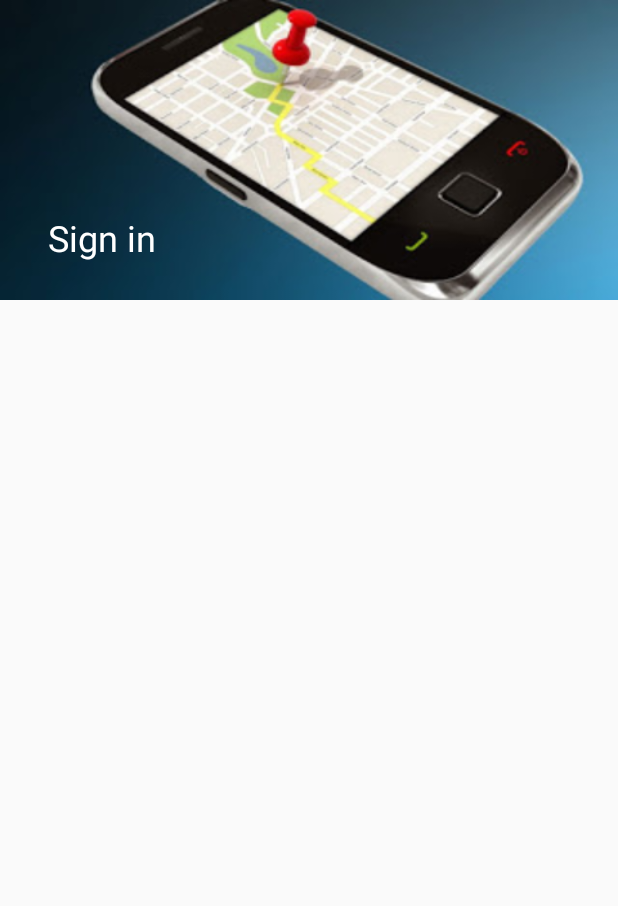
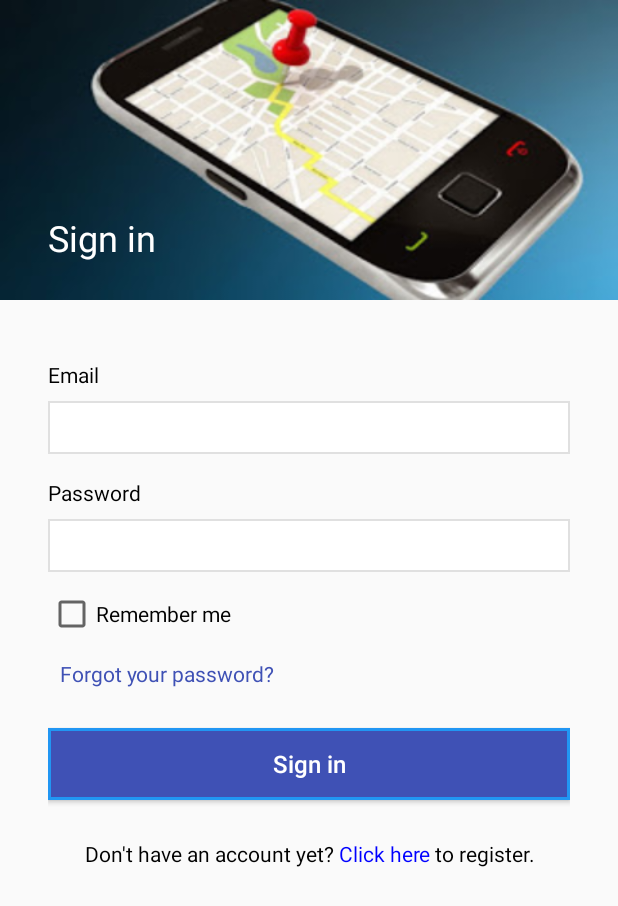
Before and after one commit to ahqmrf/Mock, an Android app: the screen it shows after launch (SignInActivity), on a phone screen of 412 x 824 dp. Shown: the top 906 px of the screen. Run offline under Robolectric (Android 15) with nearby library versions, the phone set to English and light mode, and no system bars; our stand-ins replace ButterKnife.

Commit message:
added sign in page

```diff
--- a/app/src/main/java/apps/ahqmrf/mock/activity/MyLocationActivity.java
+++ b/app/src/main/java/apps/ahqmrf/mock/activity/MyLocationActivity.java
@@ -122,10 +122,12 @@ public class MyLocationActivity extends BaseActivity implements OnMapReadyCallba
                     Geocoder geocoder = new Geocoder(getApplicationContext(), Locale.getDefault());
                     try {
                         List<Address> addresses = geocoder.getFromLocation(latLng.latitude, latLng.longitude, 1);
-                        Address obj = addresses.get(0);
-                        address.setText(obj.getAddressLine(0));
-                        locality.setText(obj.getLocality());
-                        country.setText(obj.getCountryName());
+                        if (addresses != null && addresses.size() > 0) {
+                            Address obj = addresses.get(0);
+                            address.setText(obj.getAddressLine(0));
+                            locality.setText(obj.getLocality());
+                            country.setText(obj.getCountryName());
+                        }
 
 
                     } catch (IOException e) {
@@ -199,7 +201,7 @@ public class MyLocationActivity extends BaseActivity implements OnMapReadyCallba
         Geocoder geocoder = new Geocoder(this, Locale.getDefault());
         try {
             List<Address> addresses = geocoder.getFromLocation(latLng.latitude, latLng.longitude, 1);
-            if(addresses != null && addresses.size() > 0) {
+            if (addresses != null && addresses.size() > 0) {
                 Address obj = addresses.get(0);
                 String add = obj.getAddressLine(0);
                 add = add + ", " + obj.getLocality();
--- a/app/src/main/java/apps/ahqmrf/mock/activity/SignInActivity.java
+++ b/app/src/main/java/apps/ahqmrf/mock/activity/SignInActivity.java
@@ -1,22 +1,33 @@
 package apps.ahqmrf.mock.activity;
 
+import android.content.Intent;
 import android.content.pm.ActivityInfo;
 import android.support.annotation.Nullable;
 import android.support.v7.app.AppCompatActivity;
 import android.os.Bundle;
 import android.support.v7.widget.Toolbar;
+import android.text.Html;
+import android.view.View;
 import android.view.WindowManager;
+import android.widget.CheckBox;
+import android.widget.EditText;
+import android.widget.TextView;
 
 import apps.ahqmrf.mock.R;
 import butterknife.BindString;
 import butterknife.BindView;
 import butterknife.ButterKnife;
+import butterknife.OnClick;
+import butterknife.OnTouch;
 
 public class SignInActivity extends AppCompatActivity {
 
     @Nullable
-    @BindView(R.id.app_toolbar)
-    protected Toolbar toolbar;
+    @BindView(R.id.app_toolbar)    Toolbar  toolbar;
+    @BindView(R.id.input_email)    EditText mInputEmail;
+    @BindView(R.id.input_password) EditText mInputPassword;
+    @BindView(R.id.checkbox)       CheckBox mCheckBox;
+    @BindView(R.id.text_register)  TextView mRegister;
 
     @BindString(R.string.title_sign_in) String title;
 
@@ -32,5 +43,39 @@ public class SignInActivity extends AppCompatActivity {
             setSupportActionBar(toolbar);
             setTitle(title);
         }
+
+        setFocusForEditTexts();
+        String text = "Don't have an account yet? <font color='blue'>Click here</font> to register.";
+        mRegister.setText(Html.fromHtml(text), TextView.BufferType.SPANNABLE);
+    }
+
+    private void setFocusForEditTexts() {
+        mInputEmail.setOnFocusChangeListener(new View.OnFocusChangeListener() {
+            @Override
+            public void onFocusChange(View v, boolean hasFocus) {
+                if (hasFocus) {
+                    mInputPassword.setBackgroundResource(R.drawable.edittext_grey_border);
+                    mInputEmail.setBackgroundResource(R.drawable.edittext_primary_border);
+                }
+            }
+        });
+
+        mInputPassword.setOnFocusChangeListener(new View.OnFocusChangeListener() {
+            @Override
+            public void onFocusChange(View v, boolean hasFocus) {
+                if (hasFocus) {
+                    mInputEmail.setBackgroundResource(R.drawable.edittext_grey_border);
+                    mInputPassword.setBackgroundResource(R.drawable.edittext_primary_border);
+                }
+            }
+        });
+    }
+
+    @OnClick(R.id.button_sign_in)
+    public void signIn() {
+        Intent intent = new Intent(this, MyLocationActivity.class);
+        startActivity(intent);
+        overridePendingTransition(R.anim.fade_in, R.anim.fade_out);
+        finish();
     }
 }
--- /dev/null
+++ b/app/src/main/res/drawable-v21/button_ripple.xml
@@ -0,0 +1,20 @@
+<?xml version="1.0" encoding="utf-8"?>
+<ripple xmlns:android="http://schemas.android.com/apk/res/android"
+    android:color="?android:attr/colorControlHighlight">
+    <item android:id="@android:id/mask">
+        <shape android:shape="rectangle">
+            <solid android:color="@android:color/black" />
+            <stroke
+                android:width="2dp"
+                android:color="@color/colorPrimaryDark" />
+        </shape>
+    </item>
+    <item>
+        <shape android:shape="rectangle">
+            <solid android:color="@color/colorPrimaryDark" />
+            <stroke
+                android:width="2dp"
+                android:color="@color/colorPrimary" />
+        </shape>
+    </item>
+</ripple>
--- a/app/src/main/res/drawable/bg_button.xml
+++ /dev/null
@@ -1,4 +0,0 @@
-<?xml version="1.0" encoding="utf-8"?>
-<selector xmlns:android="http://schemas.android.com/apk/res/android">
-
-</selector>
--- /dev/null
+++ b/app/src/main/res/drawable/button_ripple.xml
@@ -0,0 +1,29 @@
+<?xml version="1.0" encoding="UTF-8"?>
+<selector xmlns:android="http://schemas.android.com/apk/res/android">
+    <item android:state_pressed="true">
+        <shape android:shape="rectangle">
+            <stroke
+                android:width="2dp"
+                android:color="@color/colorPrimary" />
+            <solid android:color="@color/dark_blue" />
+        </shape>
+    </item>
+    <item android:state_focused="true">
+        <shape android:shape="rectangle">
+            <padding android:padding="1dp" />
+            <stroke
+                android:width="2dp"
+                android:color="@color/colorPrimary" />
+            <solid android:color="@color/colorPrimaryDark" />
+        </shape>
+    </item>
+    <item>
+        <shape android:shape="rectangle">
+            <padding android:padding="1dp" />
+            <stroke
+                android:width="2dp"
+                android:color="@color/colorPrimary" />
+            <solid android:color="@color/colorPrimaryDark" />
+        </shape>
+    </item>
+</selector>
--- /dev/null
+++ b/app/src/main/res/drawable/edittext_grey_border.xml
@@ -0,0 +1,7 @@
+<?xml version="1.0" encoding="UTF-8"?>
+<shape xmlns:android="http://schemas.android.com/apk/res/android">
+    <stroke
+        android:width="1dp"
+        android:color="@color/whitey_grey" />
+    <solid android:color="@color/white" />
+</shape>
--- /dev/null
+++ b/app/src/main/res/drawable/edittext_primary_border.xml
@@ -0,0 +1,7 @@
+<?xml version="1.0" encoding="UTF-8"?>
+<shape xmlns:android="http://schemas.android.com/apk/res/android">
+    <stroke
+        android:width="1dp"
+        android:color="@color/colorPrimary" />
+    <solid android:color="@color/white" />
+</shape>
--- a/app/src/main/res/layout/activity_sign_in.xml
+++ b/app/src/main/res/layout/activity_sign_in.xml
@@ -47,6 +47,7 @@
         android:layout_width="match_parent"
         android:layout_height="match_parent"
         android:fillViewport="true"
+        android:focusableInTouchMode="true"
         app:layout_behavior="@string/appbar_scrolling_view_behavior">
 
         <include layout="@layout/layout_sign_in"/>
--- a/app/src/main/res/layout/layout_sign_in.xml
+++ b/app/src/main/res/layout/layout_sign_in.xml
@@ -2,8 +2,88 @@
 <LinearLayout xmlns:android="http://schemas.android.com/apk/res/android"
     android:layout_width="match_parent"
     android:layout_height="match_parent"
+    android:focusableInTouchMode="true"
     android:orientation="vertical"
-    android:padding="16dp">
+    android:padding="32dp">
 
+    <TextView
+        style="@style/Label"
+        android:layout_width="match_parent"
+        android:layout_height="wrap_content"
+        android:text="@string/label_email" />
+
+    <EditText
+        android:id="@+id/input_email"
+        style="@style/InputField"
+        android:layout_width="match_parent"
+        android:layout_height="wrap_content"
+        android:inputType="textEmailAddress" />
+
+    <TextView
+        style="@style/Label"
+        android:layout_width="match_parent"
+        android:layout_height="wrap_content"
+        android:layout_marginTop="8dp"
+        android:text="@string/label_password" />
+
+    <EditText
+        android:id="@+id/input_password"
+        style="@style/InputField"
+        android:layout_width="match_parent"
+        android:layout_height="wrap_content"
+        android:inputType="textPassword" />
+
+    <RelativeLayout
+        android:layout_width="match_parent"
+        android:layout_height="40dp"
+        android:layout_marginTop="8dp"
+        android:gravity="center_vertical"
+        android:orientation="horizontal">
+
+        <CheckBox
+            android:id="@+id/checkbox"
+            android:layout_width="wrap_content"
+            android:layout_height="wrap_content"
+            android:layout_centerVertical="true"
+            android:checked="false" />
+
+        <TextView
+            style="@style/Label"
+            android:layout_width="match_parent"
+            android:layout_height="wrap_content"
+            android:layout_centerVertical="true"
+            android:layout_toRightOf="@id/checkbox"
+            android:text="@string/label_remember_me" />
+
+    </RelativeLayout>
+
+    <TextView
+        android:id="@+id/text_forgot_password"
+        style="@style/ClickableView"
+        android:layout_width="wrap_content"
+        android:layout_height="40dp"
+        android:layout_alignParentRight="true"
+        android:layout_centerVertical="true"
+        android:gravity="center_vertical"
+        android:padding="8dp"
+        android:text="@string/link_forgot_password"
+        android:textColor="@color/colorPrimaryDark" />
+
+    <Button
+        android:id="@+id/button_sign_in"
+        style="@style/ButtonStyle"
+        android:layout_width="match_parent"
+        android:layout_height="wrap_content"
+        android:layout_marginTop="16dp"
+        android:text="@string/button_sign_in" />
+
+    <TextView
+        android:id="@+id/text_register"
+        android:layout_marginTop="16dp"
+        style="@style/Label"
+        android:layout_width="match_parent"
+        android:layout_height="wrap_content"
+        android:minHeight="40dp"
+        android:gravity="center" />
 
 </LinearLayout>
--- a/app/src/main/res/values/colors.xml
+++ b/app/src/main/res/values/colors.xml
@@ -8,6 +8,7 @@
     <color name="purple">#9C27B0</color>
     <color name="indigo">#3F51B5</color>
     <color name="blue">#2196F3</color>
+    <color name="dark_blue">#0D47A1</color>
     <color name="teal">#009688</color>
     <color name="green">#4CAF50</color>
     <color name="orange">#FF9800</color>
--- a/app/src/main/res/values/strings.xml
+++ b/app/src/main/res/values/strings.xml
@@ -9,4 +9,9 @@
     <string name="title_my_location">My Location</string>
     <string name="title_my_friends">My Friends</string>
     <string name="title_sign_in">Sign in</string>
+    <string name="label_email">Email</string>
+    <string name="label_password">Password</string>
+    <string name="button_sign_in">Sign in</string>
+    <string name="label_remember_me">Remember me</string>
+    <string name="link_forgot_password">Forgot your password?</string>
 </resources>
--- a/app/src/main/res/values/styles.xml
+++ b/app/src/main/res/values/styles.xml
@@ -21,8 +21,9 @@
     <style name="ButtonStyle" parent="">
         <item name="android:textAllCaps">false</item>
         <item name="android:textColor">@color/white</item>
-        <item name="android:background">@drawable/bg_button</item>
-        <item name="android:textSize">14sp</item>
+        <item name="android:background">@drawable/button_ripple</item>
+        <item name="android:textSize">16sp</item>
+        <item name="android:padding">12dp</item>
         <item name="android:clickable">true</item>
     </style>
 
@@ -30,9 +31,23 @@
         <item name="android:padding">16dp</item>
     </style>
 
-    <style name="SingleLineLabel">
+    <style name="Label" parent="ClickableView">
+        <item name="android:textSize">14sp</item>
+        <item name="android:textColor">@color/black</item>
+        <item name="android:paddingTop">8dp</item>
+        <item name="android:paddingBottom">8dp</item>
+    </style>
+
+    <style name="SingleLineLabel" parent="Label">
         <item name="android:ellipsize">end</item>
         <item name="android:maxLines">1</item>
+    </style>
+
+    <style name="InputField">
+        <item name="android:padding">8dp</item>
+        <item name="android:clickable">true</item>
+        <item name="android:background">@drawable/edittext_grey_border</item>
+        <item name="android:textSize">14sp</item>
     </style>
 
     <style name="MyCustomTextAppearance" parent="TextAppearance.Design.Tab">
```
